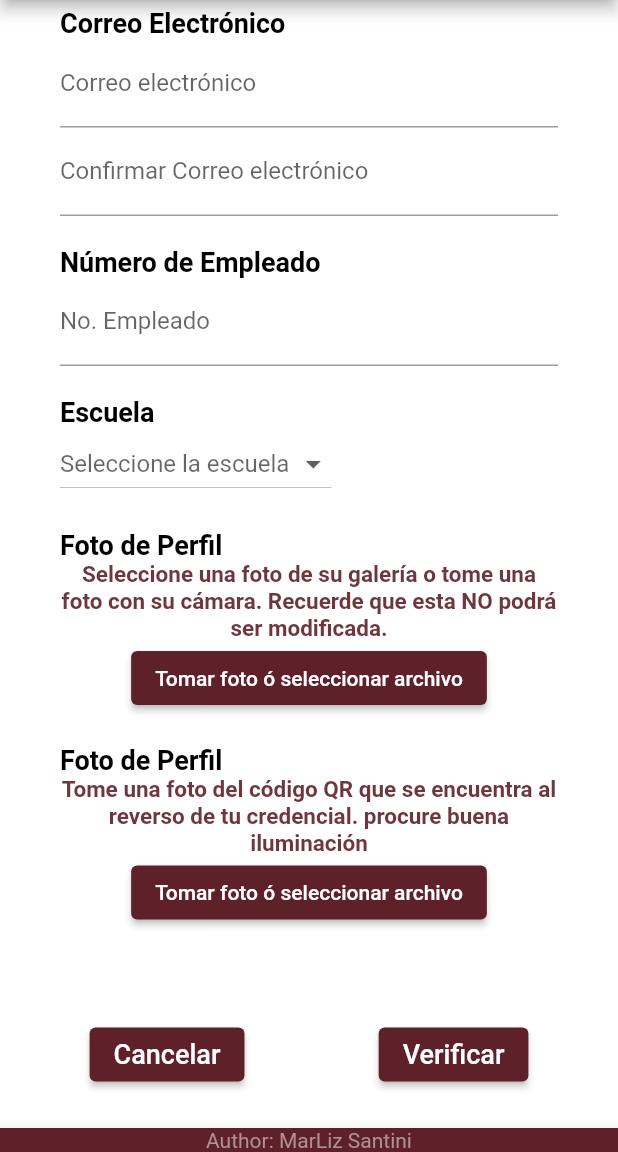
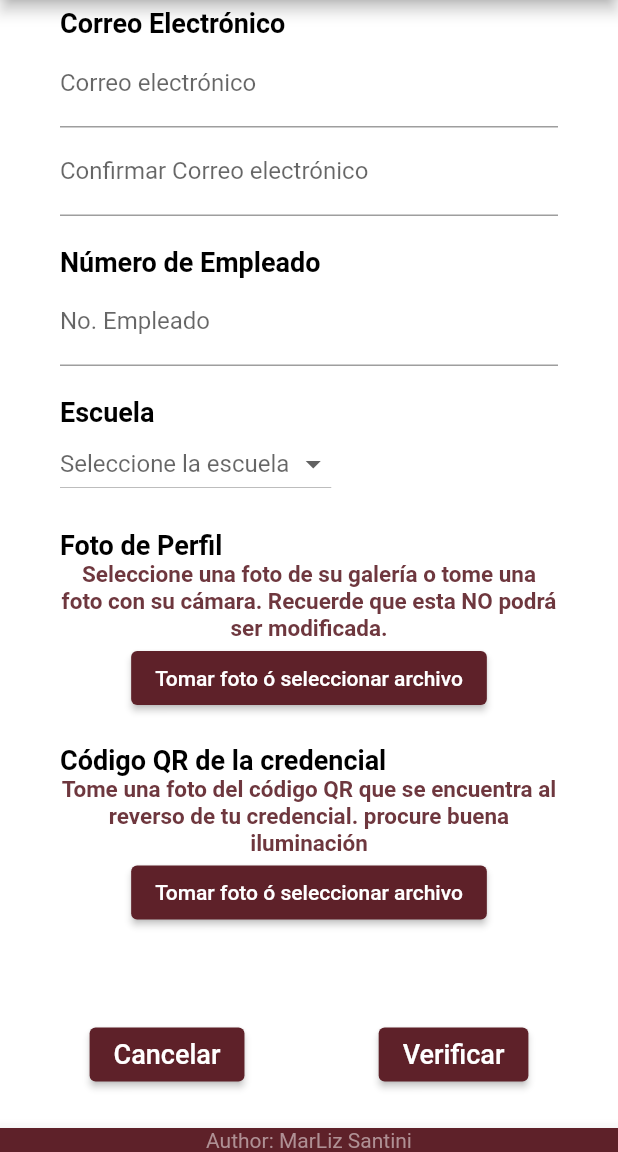
Before and after one commit to MarLiz-SanCam/proyecto_CIAAPD_IPN, a Flutter app: the SignUpScreen screen opened directly, scrolled down 773 dp, on a phone screen of 412 x 824 dp, the part 84-1236 px from its top. Run offline on Flutter 3.47's test engine with Material 2 defaults, Android fonts, the phone set to English and light mode, and no system bars; our stand-ins replace firebase_core, image_picker, permission_handler; accounts and stored records are empty.

Commit message:
07-07-Update

```diff
--- a/lib/Pages/SingUpScreen.dart
+++ b/lib/Pages/SingUpScreen.dart
@@ -20,7 +20,7 @@ class _SignUpScreen extends State<SignUpScreen>{
   File? ImgPerfil;
   File? ImgQRCode;//Archivo de la imagen de la credencial tomada o seleccionada
   bool ThereIsProfImg = false;
-  var _lista = ['ESIME', 'ESCOM', 'ESIQUE']; //TODO: agregar todos los nombres de las escuelas
+  var _lista = ['ESIME Zacatenco', 'ESIME Ticomán', 'ESIME Azcapotzalco', 'ESIME Culhuacán']; //Lista con los nombres de las escuelas.
   String _vista = 'Seleccione la escuela ';
   // fin variables
 
@@ -398,7 +398,7 @@ class _SignUpScreen extends State<SignUpScreen>{
                         height: 20,
                       ),
                       Text(
-                        "Foto de Perfil ",
+                        "Código QR de la credencial ",
                         textAlign: TextAlign.left,
                         style: TextStyle(
                           color: Colors.black,
@@ -434,14 +434,14 @@ class _SignUpScreen extends State<SignUpScreen>{
                                   TextButton(
                                       child: const Text('Tomar Fotografía con la cámara'),
                                       onPressed: (){
-                                        picWithCameraImgProfile();
+                                        picWithCameraQRcode();
                                         Navigator.pop(context);
                                       }
                                   ),
                                   TextButton(
                                     child: const Text('Seleccionar imagen de la galería'),
                                     onPressed: () {
-                                      selectFromGalleryImgProfile();
+                                      selectFromGalleryQRcode();
                                       Navigator.pop(context);//llama a la función de seleccionar de la galería
                                     },
                                   ),
```
Also changed, not shown: lib/Pages/GeneratedKey.dart (added).
